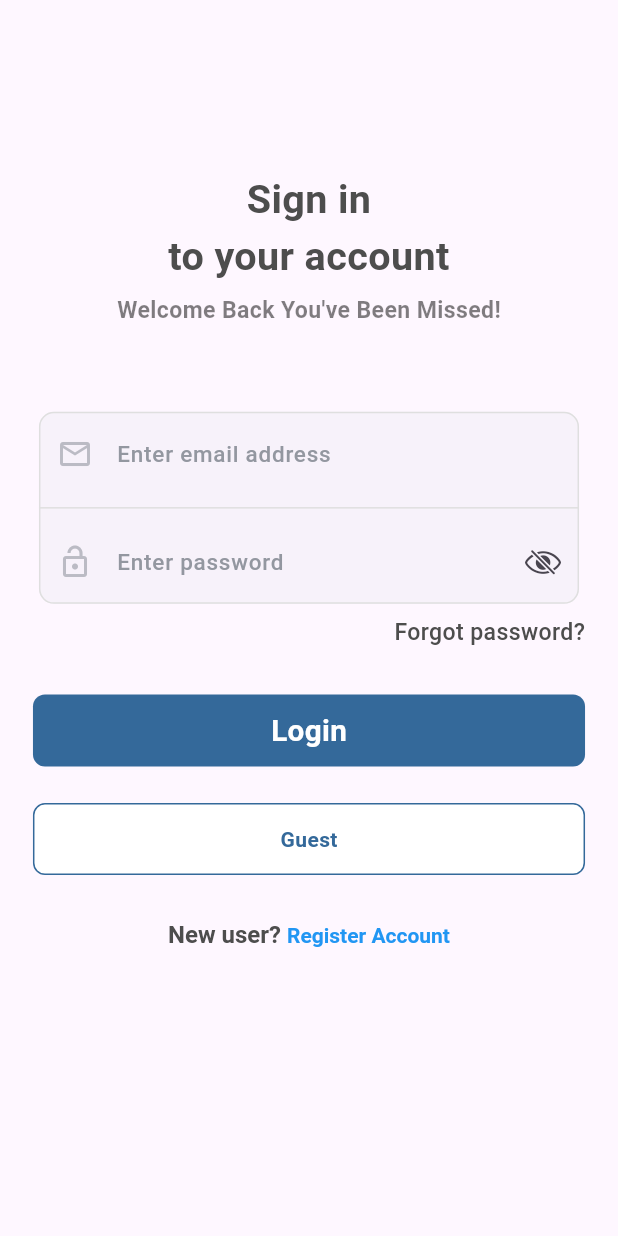
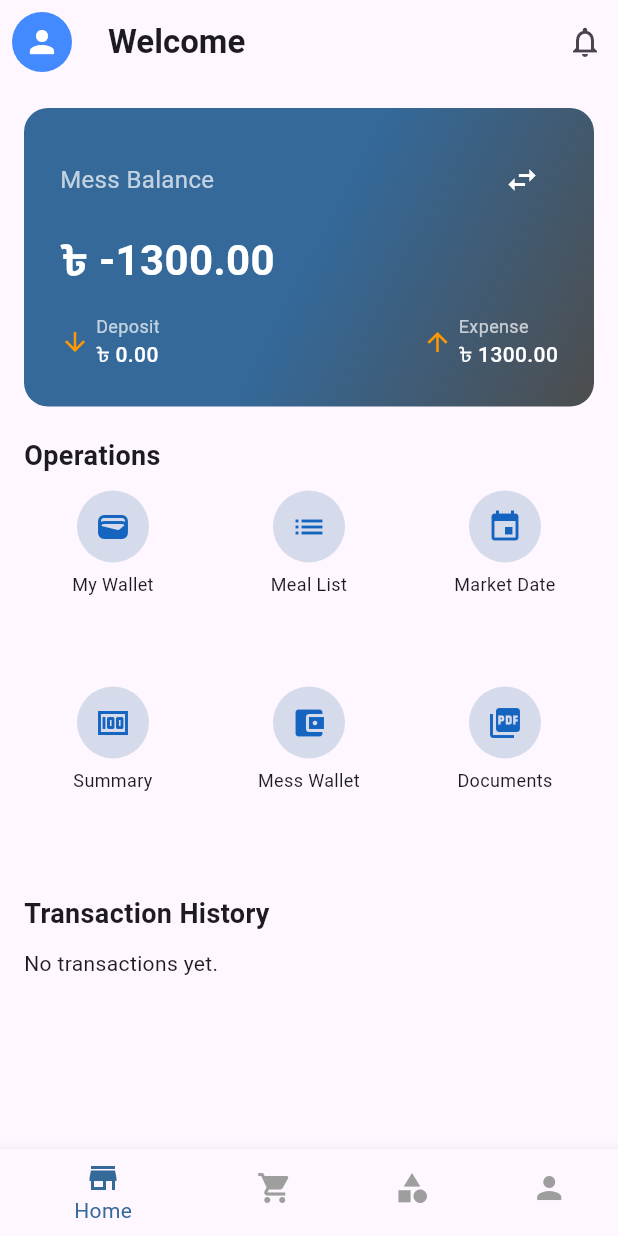
Before and after one commit to dev-rifat/meal-management-system, a Flutter app: the screen it shows after launch, after a tap on "Guest", on a phone screen of 412 x 824 dp. Run offline on Flutter 3.47's test engine with Material 3 defaults, Android fonts, the phone set to English and light mode, and no system bars; our stand-ins replace equatable, flutter_bloc, flutter_screenutil, fluttertoast, get, go_router and 1 more; missing offline and left inert: e_com_cub; Roboto replaces fonts that are missing (Montserrat).

Commit message:
home added

```diff
--- a/lib/core/controller/text_editing_controller.dart
+++ b/lib/core/controller/text_editing_controller.dart
@@ -1,6 +1,6 @@
 import 'package:flutter/material.dart';
 
-class StaticTextControllers {
+class InputControllers {
   static final TextEditingController email = TextEditingController();
   static final TextEditingController password = TextEditingController();
   static final TextEditingController username = TextEditingController();
--- a/lib/core/routes/app_page.dart
+++ b/lib/core/routes/app_page.dart
@@ -1,6 +1,8 @@
 import 'package:go_router/go_router.dart';
 import 'package:mass_management/core/routes/app_route.dart' show AppRoute;
 import 'package:mass_management/features/auth/presentation/pages/sign_in.dart';
+import 'package:mass_management/features/deashboard/pages/dashboard_screen.dart';
+import 'package:mass_management/features/main/main.dart' show MainNavScreen;
 import 'package:mass_management/features/starting/view/splash_screen.dart' show SplashScreen;
 
 
@@ -14,10 +16,16 @@ class AppPage {
           name: AppRoute.splash,
           builder: (_, __) => SplashScreen(),
         ),
+
         GoRoute(
           path: '/sign_in',
           name: AppRoute.login,
           builder: (_, __) => SignInScreen(),
+        ),
+          GoRoute(
+          path: '/deashboard_screen',
+          name: AppRoute.deashboard,
+          builder: (_, __) => MainNavScreen(),
         ),
 
 
--- a/lib/core/routes/app_route.dart
+++ b/lib/core/routes/app_route.dart
@@ -3,5 +3,6 @@ class AppRoute {
 
   static String splash = "/splash";
   static String login = "/sign_in";
+  static String deashboard = "/deashboard_screen";
 
 }
--- /dev/null
+++ b/lib/core/widgets/custom_app_bar.dart
@@ -0,0 +1,35 @@
+import 'package:flutter/material.dart';
+
+class CustomAppBar extends StatelessWidget implements PreferredSizeWidget {
+  final String title;
+  final bool centerTitle;
+  final List<Widget>? actions;
+  final Widget? leading;
+  final Color? backgroundColor;
+  final double elevation;
+
+  const CustomAppBar({
+    super.key,
+    required this.title,
+    this.centerTitle = true,
+    this.actions,
+    this.leading,
+    this.backgroundColor,
+    this.elevation = 0,
+  });
+
+  @override
+  Size get preferredSize => const Size.fromHeight(kToolbarHeight);
+
+  @override
+  Widget build(BuildContext context) {
+    return AppBar(
+      title: Text(title, style: const TextStyle(fontWeight: FontWeight.w600)),
+      centerTitle: centerTitle,
+      actions: actions,
+      leading: leading,
+      backgroundColor: backgroundColor ?? Theme.of(context).scaffoldBackgroundColor,
+      elevation: elevation,
+    );
+  }
+}
--- a/lib/features/auth/presentation/pages/sign_in.dart
+++ b/lib/features/auth/presentation/pages/sign_in.dart
@@ -57,7 +57,7 @@ class SignInScreen extends StatelessWidget {
 
                   customSpacerHeight(height: 24),
 
-                  guestButtonLayout(),
+                  guestButtonLayout(context),
 
                   customSpacerHeight(height: 30),
 
--- a/lib/features/auth/presentation/widgets/common_widget.dart
+++ b/lib/features/auth/presentation/widgets/common_widget.dart
@@ -1,5 +1,7 @@
 import 'package:flutter/gestures.dart';
 import 'package:flutter/material.dart';
+import 'package:go_router/go_router.dart';
+import 'package:mass_management/core/routes/app_route.dart' show AppRoute;
 import 'package:mass_management/core/utils/app_spacer.dart' show customSpacerHeight;
 import 'package:mass_management/core/widgets/custom_app_button.dart' show CustomAppButton;
 import '../../../../utils/app_color.dart';
@@ -8,7 +10,8 @@ import '../../../../utils/app_style.dart';
 import '../../../../utils/dimensions.dart';
 
 
-Widget guestButtonLayout() {
+
+Widget guestButtonLayout(BuildContext context) {
   return CustomAppButton(
       text: "",
       widget: Text(
@@ -18,7 +21,8 @@ Widget guestButtonLayout() {
             fontSize: 14,
             fontWeight: FontWeight.bold),
       ),
-      onPressed: () {},
+      onPressed: ()=> context.push(AppRoute.deashboard),
+
       btnBorderColor: AppColor.primaryColor,
       buttonRadius: Dimensions.radiusDefault,
       buttonColor: AppColor.cardColor);
--- /dev/null
+++ b/lib/features/deashboard/pages/dashboard_screen.dart
@@ -0,0 +1,108 @@
+import 'package:flutter/material.dart';
+import 'package:mass_management/core/widgets/custom_app_bar.dart';
+import 'package:mass_management/features/deashboard/widgets/balance_swap_card.dart';
+import 'package:mass_management/utils/app_color.dart';
+
+class DashboardScreen extends StatelessWidget {
+  const DashboardScreen({super.key});
+
+  @override
+  Widget build(BuildContext context) {
+    return Scaffold(
+      appBar: CustomAppBar(
+        title: "Welcome",
+        centerTitle: false,
+        leading:  Padding(
+          padding: const EdgeInsets.all(8.0),
+          child: CircleAvatar(
+                  radius: 24,
+                  backgroundColor: Colors.blueAccent,
+                  child: Icon(Icons.person, color: Colors.white),
+                ),
+        ),
+        actions: const [
+
+          Icon(Icons.notifications_none),
+          SizedBox(width: 10),
+        ],
+      ),
+
+      body: SingleChildScrollView(
+        padding: const EdgeInsets.all(16),
+        child: Column(
+          crossAxisAlignment: CrossAxisAlignment.start,
+          children: [
+
+            _balanceCard(),
+            const SizedBox(height: 20),
+            const Text(
+              'Operations',
+              style: TextStyle(fontSize: 18, fontWeight: FontWeight.bold),
+            ),
+            const SizedBox(height: 10),
+            _operationGrid(),
+            const SizedBox(height: 20),
+            const Text(
+              'Transaction History',
+              style: TextStyle(fontSize: 18, fontWeight: FontWeight.bold),
+            ),
+            const SizedBox(height: 10),
+            const Text("No transactions yet."),
+          ],
+        ),
+      ),
+    );
+  }
+
+  /// Balance card widget
+
+
+
+
+ Widget _balanceCard() =>BalanceCardSwitcher();
+
+
+
+  /// Operations grid
+  Widget _operationGrid() {
+    final List<Map<String, dynamic>> operations = [
+      {"icon": Icons.wallet, "label": "My Wallet"},
+      {"icon": Icons.list, "label": "Meal List"},
+      {"icon": Icons.event, "label": "Market Date"},
+      {"icon": Icons.money, "label": "Summary"},
+      {"icon": Icons.account_balance_wallet, "label": "Mess Wallet"},
+      {"icon": Icons.picture_as_pdf, "label": "Documents"},
+    ];
+
+    return GridView.builder(
+      itemCount: operations.length,
+      shrinkWrap: true,
+      physics: const NeverScrollableScrollPhysics(),
+      gridDelegate: const SliverGridDelegateWithFixedCrossAxisCount(
+        crossAxisCount: 3,
+        mainAxisSpacing: 12,
+        crossAxisSpacing: 12,
+        childAspectRatio: 1,
+      ),
+      itemBuilder: (context, index) {
+        final item = operations[index];
+        return Column(
+          mainAxisSize: MainAxisSize.min,
+          children: [
+            CircleAvatar(
+              radius: 24,
+              backgroundColor: AppColor.primaryColor.withOpacity(0.2),
+              child: Icon(item['icon'], color: Colors.blue.shade800),
+            ),
+            const SizedBox(height: 6),
+            Text(
+              item['label'],
+              textAlign: TextAlign.center,
+              style: const TextStyle(fontSize: 12),
+            ),
+          ],
+        );
+      },
+    );
+  }
+}
--- /dev/null
+++ b/lib/features/deashboard/widgets/balance_swap_card.dart
@@ -0,0 +1,161 @@
+import 'package:flutter/material.dart'
+    show StatefulWidget, IconButton, Icons, Colors, Card;
+import 'package:flutter/widgets.dart';
+import 'package:mass_management/utils/app_color.dart';
+
+class BalanceCardSwitcher extends StatefulWidget {
+  const BalanceCardSwitcher({super.key});
+
+  @override
+  State<BalanceCardSwitcher> createState() => _BalanceCardSwitcherState();
+}
+
+class _BalanceCardSwitcherState extends State<BalanceCardSwitcher> {
+  bool _showPrimary = true;
+
+  void _toggleCard() {
+    setState(() {
+      _showPrimary = !_showPrimary;
+    });
+  }
+
+  @override
+  Widget build(BuildContext context) {
+    return Column(
+      children: [
+        AnimatedSwitcher(
+          duration: const Duration(milliseconds: 500),
+          transitionBuilder: (Widget child, Animation<double> animation) {
+            return SlideTransition(
+              position: Tween<Offset>(
+                begin: const Offset(1.0, 0),
+                end: Offset.zero,
+              ).animate(animation),
+              child: child,
+            );
+          },
+          child: _showPrimary
+              ? _balanceCard(
+                  key: const ValueKey('primary'),
+                  title: "Mess Balance",
+                  balance: "৳ -1300.00",
+                  deposit: "৳ 0.00",
+                  expense: "৳ 1300.00",
+                  gradient: const LinearGradient(
+                    colors: [
+                      AppColor.primaryColor,
+                      AppColor.primaryColor,
+                      AppColor.secondaryColor,
+                    ],
+                    begin: Alignment.topLeft,
+                    end: Alignment.bottomRight,
+                  ),
+                )
+              : _balanceCard(
+                  key: const ValueKey('personal'),
+                  title: "Personal Balance",
+                  balance: "৳ 2000.00",
+                  deposit: "৳ 1500.00",
+                  expense: "৳ 500.00",
+                  gradient: const LinearGradient(
+                    colors: [Colors.indigo, Colors.purple],
+                    begin: Alignment.topLeft,
+                    end: Alignment.bottomRight,
+                  ),
+                ),
+        ),
+      ],
+    );
+  }
+
+  Widget _balanceCard({
+    required Key key,
+    required String title,
+    required String balance,
+    required String deposit,
+    required String expense,
+    required Gradient gradient,
+  }) {
+    return Container(
+      key: key,
+      decoration: BoxDecoration(
+        gradient: gradient,
+        borderRadius: BorderRadius.circular(16),
+      ),
+      child: Card(
+        elevation: 0,
+        shape: RoundedRectangleBorder(borderRadius: BorderRadius.circular(16)),
+        color: Colors.transparent,
+        child: Padding(
+          padding: const EdgeInsets.all(20),
+          child: Column(
+            crossAxisAlignment: CrossAxisAlignment.start,
+            children: [
+              Row(
+                mainAxisAlignment: MainAxisAlignment.spaceBetween,
+
+                children: [
+                  Text(
+                    title,
+                    style: const TextStyle(color: Colors.white70, fontSize: 16),
+                  ),
+                  Align(
+                    alignment: Alignment.centerRight,
+                    child: IconButton(
+                      padding: EdgeInsets.zero,
+                      icon: Icon(Icons.swap_horiz, color: Colors.white),
+                      onPressed: _toggleCard,
+                    ),
+                  ),
+                ],
+              ),
+              const SizedBox(height: 8),
+              Text(
+                balance,
+                style: const TextStyle(
+                  color: Colors.white,
+                  fontSize: 28,
+                  fontWeight: FontWeight.bold,
+                ),
+              ),
+              const SizedBox(height: 16),
+              Row(
+                mainAxisAlignment: MainAxisAlignment.spaceBetween,
+                children: [
+                  _balanceItem(Icons.arrow_downward, "Deposit", deposit),
+                  _balanceItem(Icons.arrow_upward, "Expense", expense),
+                ],
+              ),
+            ],
+          ),
+        ),
+      ),
+    );
+  }
+
+  Widget _balanceItem(IconData icon, String label, String amount) {
+    return Row(
+      children: [
+        Icon(icon, color: Colors.orange, size: 20),
+        const SizedBox(width: 4),
+        Column(
+          crossAxisAlignment: CrossAxisAlignment.start,
+          children: [
+            Text(
+              label,
+              style: const TextStyle(color: Colors.white70, fontSize: 12),
+            ),
+            Text(
+              amount,
+              style: const TextStyle(
+                color: Colors.white,
+                fontSize: 14,
+                fontWeight: FontWeight.w500,
+              ),
+            ),
+          ],
+        ),
+      ],
+    );
+  }
+}
--- /dev/null
+++ b/lib/features/main/main.dart
@@ -0,0 +1,47 @@
+import 'package:flutter/material.dart';
+import 'package:mass_management/features/deashboard/pages/dashboard_screen.dart';
+import '../../../../utils/app_color.dart';
+
+
+class MainNavScreen extends StatefulWidget {
+  const MainNavScreen({super.key});
+
+  @override
+  State<MainNavScreen> createState() => _MainNavScreenState();
+}
+
+class _MainNavScreenState extends State<MainNavScreen> {
+  int _selectedIndex = 0;
+
+  final List<Widget> _screens = [
+    DashboardScreen(),
+    DashboardScreen(),
+    DashboardScreen(),
+    DashboardScreen(),
+  ];
+
+  void _onItemTapped(int index) {
+    setState(() {
+      _selectedIndex = index;
+    });
+  }
+
+  @override
+  Widget build(BuildContext context) {
+    return Scaffold(
+      body: _screens[_selectedIndex],
+      bottomNavigationBar: BottomNavigationBar(
+        currentIndex: _selectedIndex,
+        onTap: _onItemTapped,
+        selectedItemColor: AppColor.primaryColor,
+        unselectedItemColor: Colors.grey,
+        items: const [
+          BottomNavigationBarItem(icon: Icon(Icons.store), label: 'Home'),
+          BottomNavigationBarItem(icon: Icon(Icons.shopping_cart), label: 'Cart'),
+          BottomNavigationBarItem(icon: Icon(Icons.category), label: 'Orders'),
+          BottomNavigationBarItem(icon: Icon(Icons.person), label: 'Me'),
+        ],
+      ),
+    );
+  }
+}
--- a/lib/main.dart
+++ b/lib/main.dart
@@ -15,6 +15,7 @@ class MyApp extends StatelessWidget {
   @override
   Widget build(BuildContext context) {
     return LayoutBuilder(
+
       builder: (context, constraints) {
         return OrientationBuilder(
           builder: (context, orientation) {
```
